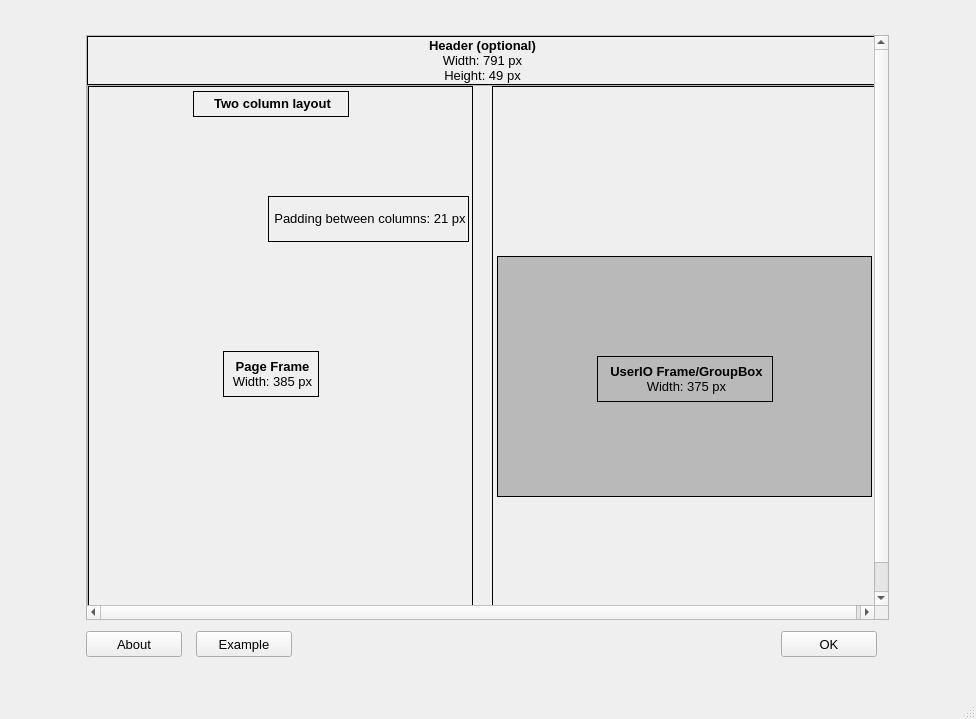
Above: fsetoolsGUI/gui/layout/ui/standard_qmainwindow_content.ui from fuyans/fsetoolsGUI before the change. Below: the same form after it.
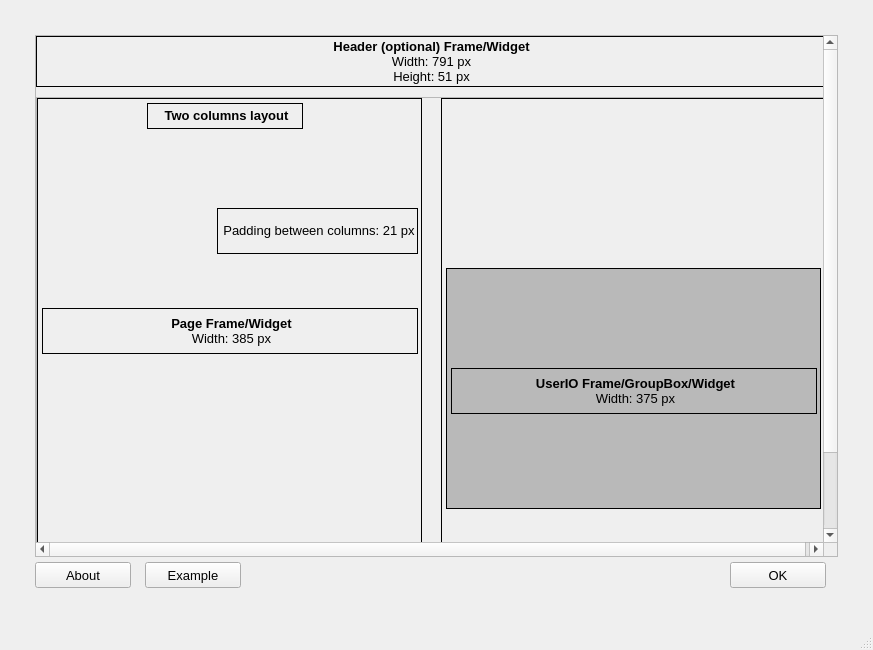
That is the form after the change.

Commit message: Refine some of the dimension labels.

Diff of the .ui file:
```diff
--- a/fsetoolsGUI/gui/layout/ui/standard_qmainwindow_content.ui
+++ b/fsetoolsGUI/gui/layout/ui/standard_qmainwindow_content.ui
@@ -6,8 +6,8 @@
    <rect>
     <x>0</x>
     <y>0</y>
-    <width>976</width>
-    <height>719</height>
+    <width>873</width>
+    <height>650</height>
    </rect>
   </property>
   <property name="windowTitle">
@@ -27,7 +27,7 @@
     <property name="bottomMargin">
      <number>35</number>
     </property>
-    <property name="horizontalSpacing">
+    <property name="spacing">
      <number>0</number>
     </property>
     <item row="0" column="0">
@@ -93,25 +93,56 @@
         <item>
          <layout class="QVBoxLayout" name="verticalLayout">
           <property name="spacing">
-           <number>0</number>
+           <number>10</number>
           </property>
           <item>
-           <widget class="QLabel" name="label_header">
+           <widget class="QWidget" name="widget" native="true">
             <property name="minimumSize">
              <size>
-              <width>0</width>
-              <height>49</height>
+              <width>791</width>
+              <height>51</height>
+             </size>
+            </property>
+            <property name="maximumSize">
+             <size>
+              <width>791</width>
+              <height>51</height>
              </size>
             </property>
             <property name="styleSheet">
-             <string notr="true">QLabel{border: 1px solid black;}</string>
+             <string notr="true">QWidget{border: 1px solid black;}</string>
             </property>
-            <property name="text">
-             <string>&lt;html&gt;&lt;head/&gt;&lt;body&gt;&lt;p&gt;&lt;span style=&quot; font-size:10pt; font-weight:600;&quot;&gt;Header (optional)&lt;/span&gt;&lt;span style=&quot; font-size:10pt;&quot;&gt;&lt;br/&gt;Width: 791 px&lt;br/&gt;Height: 49 px&lt;/span&gt;&lt;/p&gt;&lt;/body&gt;&lt;/html&gt;</string>
-            </property>
-            <property name="alignment">
-             <set>Qt::AlignCenter</set>
-            </property>
+            <widget class="QLabel" name="label_header">
+             <property name="geometry">
+              <rect>
+               <x>270</x>
+               <y>0</y>
+               <width>251</width>
+               <height>51</height>
+              </rect>
+             </property>
+             <property name="minimumSize">
+              <size>
+               <width>0</width>
+               <height>0</height>
+              </size>
+             </property>
+             <property name="maximumSize">
+              <size>
+               <width>99999</width>
+               <height>99999</height>
+              </size>
+             </property>
+             <property name="styleSheet">
+              <string notr="true">QLabel{border: 0px solid black;}</string>
+             </property>
+             <property name="text">
+              <string>&lt;html&gt;&lt;head/&gt;&lt;body&gt;&lt;p&gt;&lt;span style=&quot; font-size:10pt; font-weight:600;&quot;&gt;Header (optional) Frame/Widget&lt;/span&gt;&lt;span style=&quot; font-size:10pt;&quot;&gt;&lt;br/&gt;Width: 791 px&lt;br/&gt;Height: 51 px&lt;/span&gt;&lt;/p&gt;&lt;/body&gt;&lt;/html&gt;</string>
+             </property>
+             <property name="alignment">
+              <set>Qt::AlignCenter</set>
+             </property>
+            </widget>
            </widget>
           </item>
           <item>
@@ -119,13 +150,13 @@
             <property name="minimumSize">
              <size>
               <width>791</width>
-              <height>601</height>
+              <height>540</height>
              </size>
             </property>
             <property name="maximumSize">
              <size>
               <width>791</width>
-              <height>16777215</height>
+              <height>540</height>
              </size>
             </property>
             <property name="frameShape">
@@ -134,10 +165,7 @@
             <property name="frameShadow">
              <enum>QFrame::Raised</enum>
             </property>
-            <layout class="QHBoxLayout" name="horizontalLayout_2">
-             <property name="spacing">
-              <number>0</number>
-             </property>
+            <layout class="QGridLayout" name="gridLayout_2">
              <property name="leftMargin">
               <number>0</number>
              </property>
@@ -150,108 +178,21 @@
              <property name="bottomMargin">
               <number>0</number>
              </property>
-             <item>
-              <widget class="QFrame" name="frame_2">
-               <property name="minimumSize">
-                <size>
-                 <width>385</width>
-                 <height>0</height>
-                </size>
-               </property>
-               <property name="maximumSize">
-                <size>
-                 <width>385</width>
-                 <height>601</height>
-                </size>
-               </property>
-               <property name="styleSheet">
-                <string notr="true">QFrame{border:1px solid rgb(0, 0, 0);}QLabel{border: 0px solid rbg(0,0,0,0);}</string>
-               </property>
-               <property name="frameShape">
-                <enum>QFrame::StyledPanel</enum>
-               </property>
-               <property name="frameShadow">
-                <enum>QFrame::Raised</enum>
-               </property>
-               <widget class="QLabel" name="label_4">
-                <property name="geometry">
-                 <rect>
-                  <x>105</x>
-                  <y>5</y>
-                  <width>156</width>
-                  <height>26</height>
-                 </rect>
-                </property>
-                <property name="text">
-                 <string>&lt;html&gt;&lt;head/&gt;&lt;body&gt;&lt;p align=&quot;center&quot;&gt;&lt;span style=&quot; font-size:10pt; font-weight:600;&quot;&gt;Two column layout&lt;/span&gt;&lt;/p&gt;&lt;/body&gt;&lt;/html&gt;</string>
-                </property>
-               </widget>
-               <widget class="QLabel" name="label_2">
-                <property name="geometry">
-                 <rect>
-                  <x>135</x>
-                  <y>265</y>
-                  <width>96</width>
-                  <height>46</height>
-                 </rect>
-                </property>
-                <property name="text">
-                 <string>&lt;html&gt;&lt;head/&gt;&lt;body&gt;&lt;p align=&quot;center&quot;&gt;&lt;span style=&quot; font-size:10pt; font-weight:600;&quot;&gt;Page Frame&lt;br/&gt;&lt;/span&gt;&lt;span style=&quot; font-size:10pt;&quot;&gt;Width: 385 px&lt;/span&gt;&lt;/p&gt;&lt;/body&gt;&lt;/html&gt;</string>
-                </property>
-               </widget>
-               <widget class="QLabel" name="label_3">
-                <property name="geometry">
-                 <rect>
-                  <x>180</x>
-                  <y>110</y>
-                  <width>201</width>
-                  <height>46</height>
-                 </rect>
-                </property>
-                <property name="text">
-                 <string>&lt;html&gt;&lt;head/&gt;&lt;body&gt;&lt;p align=&quot;center&quot;&gt;&lt;span style=&quot; font-size:10pt;&quot;&gt;Padding between columns: 21 px&lt;/span&gt;&lt;/p&gt;&lt;/body&gt;&lt;/html&gt;</string>
-                </property>
-               </widget>
-               <widget class="QLabel" name="label_6">
-                <property name="geometry">
-                 <rect>
-                  <x>110</x>
-                  <y>570</y>
-                  <width>156</width>
-                  <height>26</height>
-                 </rect>
-                </property>
-                <property name="text">
-                 <string>&lt;html&gt;&lt;head/&gt;&lt;body&gt;&lt;p align=&quot;center&quot;&gt;&lt;span style=&quot; font-size:10pt;&quot;&gt;Extended area&lt;/span&gt;&lt;/p&gt;&lt;/body&gt;&lt;/html&gt;</string>
-                </property>
-               </widget>
-              </widget>
-             </item>
-             <item>
-              <spacer name="horizontalSpacer">
-               <property name="orientation">
-                <enum>Qt::Horizontal</enum>
-               </property>
-               <property name="sizeHint" stdset="0">
-                <size>
-                 <width>40</width>
-                 <height>20</height>
-                </size>
-               </property>
-              </spacer>
-             </item>
-             <item>
+             <property name="spacing">
+              <number>0</number>
+             </property>
+             <item row="1" column="3">
               <widget class="QFrame" name="frame">
                <property name="minimumSize">
                 <size>
                  <width>385</width>
-                 <height>0</height>
+                 <height>540</height>
                 </size>
                </property>
                <property name="maximumSize">
                 <size>
-                 <width>16777215</width>
-                 <height>601</height>
+                 <width>385</width>
+                 <height>540</height>
                 </size>
                </property>
                <property name="styleSheet">
@@ -284,14 +225,14 @@
                 <widget class="QLabel" name="label_5">
                  <property name="geometry">
                   <rect>
-                   <x>100</x>
+                   <x>5</x>
                    <y>100</y>
-                   <width>176</width>
+                   <width>366</width>
                    <height>46</height>
                   </rect>
                  </property>
                  <property name="text">
-                  <string>&lt;html&gt;&lt;head/&gt;&lt;body&gt;&lt;p align=&quot;center&quot;&gt;&lt;span style=&quot; font-size:10pt; font-weight:600;&quot;&gt;UserIO Frame/GroupBox&lt;br/&gt;&lt;/span&gt;&lt;span style=&quot; font-size:10pt;&quot;&gt;Width: 375 px&lt;/span&gt;&lt;/p&gt;&lt;/body&gt;&lt;/html&gt;</string>
+                  <string>&lt;html&gt;&lt;head/&gt;&lt;body&gt;&lt;p align=&quot;center&quot;&gt;&lt;span style=&quot; font-size:10pt; font-weight:600;&quot;&gt;UserIO Frame/GroupBox/Widget&lt;br/&gt;&lt;/span&gt;&lt;span style=&quot; font-size:10pt;&quot;&gt;Width: 375 px&lt;/span&gt;&lt;/p&gt;&lt;/body&gt;&lt;/html&gt;</string>
                  </property>
                 </widget>
                </widget>
@@ -310,6 +251,96 @@
                </widget>
               </widget>
              </item>
+             <item row="1" column="1">
+              <widget class="QFrame" name="frame_2">
+               <property name="minimumSize">
+                <size>
+                 <width>385</width>
+                 <height>540</height>
+                </size>
+               </property>
+               <property name="maximumSize">
+                <size>
+                 <width>385</width>
+                 <height>540</height>
+                </size>
+               </property>
+               <property name="styleSheet">
+                <string notr="true">QFrame{border:1px solid rgb(0, 0, 0);}QLabel{border: 0px solid rbg(0,0,0,0);}</string>
+               </property>
+               <property name="frameShape">
+                <enum>QFrame::StyledPanel</enum>
+               </property>
+               <property name="frameShadow">
+                <enum>QFrame::Raised</enum>
+               </property>
+               <widget class="QLabel" name="label_4">
+                <property name="geometry">
+                 <rect>
+                  <x>110</x>
+                  <y>5</y>
+                  <width>156</width>
+                  <height>26</height>
+                 </rect>
+                </property>
+                <property name="text">
+                 <string>&lt;html&gt;&lt;head/&gt;&lt;body&gt;&lt;p align=&quot;center&quot;&gt;&lt;span style=&quot; font-size:10pt; font-weight:600;&quot;&gt;Two columns layout&lt;/span&gt;&lt;/p&gt;&lt;/body&gt;&lt;/html&gt;</string>
+                </property>
+               </widget>
+               <widget class="QLabel" name="label_2">
+                <property name="geometry">
+                 <rect>
+                  <x>5</x>
+                  <y>210</y>
+                  <width>376</width>
+                  <height>46</height>
+                 </rect>
+                </property>
+                <property name="text">
+                 <string>&lt;html&gt;&lt;head/&gt;&lt;body&gt;&lt;p align=&quot;center&quot;&gt;&lt;span style=&quot; font-size:10pt; font-weight:600;&quot;&gt;Page Frame/Widget&lt;br/&gt;&lt;/span&gt;&lt;span style=&quot; font-size:10pt;&quot;&gt;Width: 385 px&lt;/span&gt;&lt;/p&gt;&lt;/body&gt;&lt;/html&gt;</string>
+                </property>
+               </widget>
+               <widget class="QLabel" name="label_3">
+                <property name="geometry">
+                 <rect>
+                  <x>180</x>
+                  <y>110</y>
+                  <width>201</width>
+                  <height>46</height>
+                 </rect>
+                </property>
+                <property name="text">
+                 <string>&lt;html&gt;&lt;head/&gt;&lt;body&gt;&lt;p align=&quot;center&quot;&gt;&lt;span style=&quot; font-size:10pt;&quot;&gt;Padding between columns: 21 px&lt;/span&gt;&lt;/p&gt;&lt;/body&gt;&lt;/html&gt;</string>
+                </property>
+               </widget>
+               <widget class="QLabel" name="label_6">
+                <property name="geometry">
+                 <rect>
+                  <x>110</x>
+                  <y>570</y>
+                  <width>156</width>
+                  <height>26</height>
+                 </rect>
+                </property>
+                <property name="text">
+                 <string>&lt;html&gt;&lt;head/&gt;&lt;body&gt;&lt;p align=&quot;center&quot;&gt;&lt;span style=&quot; font-size:10pt;&quot;&gt;Extended area&lt;/span&gt;&lt;/p&gt;&lt;/body&gt;&lt;/html&gt;</string>
+                </property>
+               </widget>
+              </widget>
+             </item>
+             <item row="1" column="2">
+              <spacer name="horizontalSpacer">
+               <property name="orientation">
+                <enum>Qt::Horizontal</enum>
+               </property>
+               <property name="sizeHint" stdset="0">
+                <size>
+                 <width>40</width>
+                 <height>20</height>
+                </size>
+               </property>
+              </spacer>
+             </item>
             </layout>
            </widget>
           </item>
```
Left out of the diff: 8 changed lines with no effect on the pictures. The commit also changes 1 other file.
